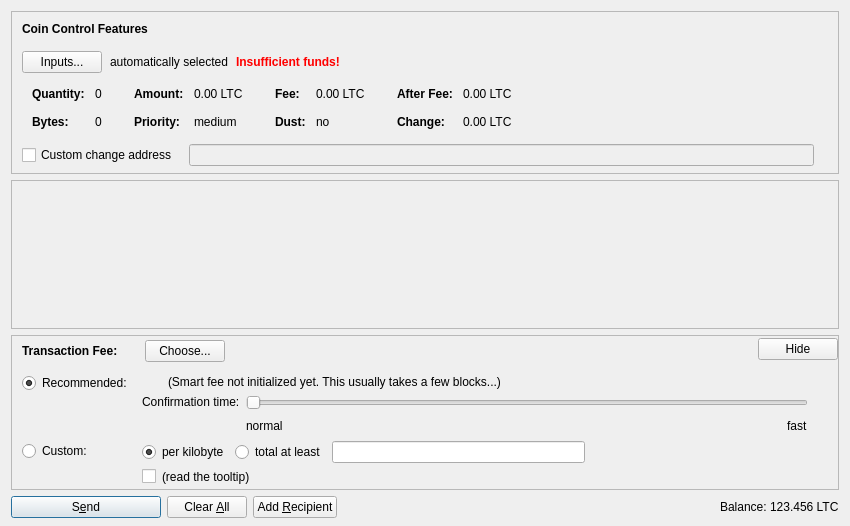
The window that src/qt/forms/sendcoinsdialog.ui (YoshiNomura/moneycoin1) describes before a commit, drawn with Qt 5.
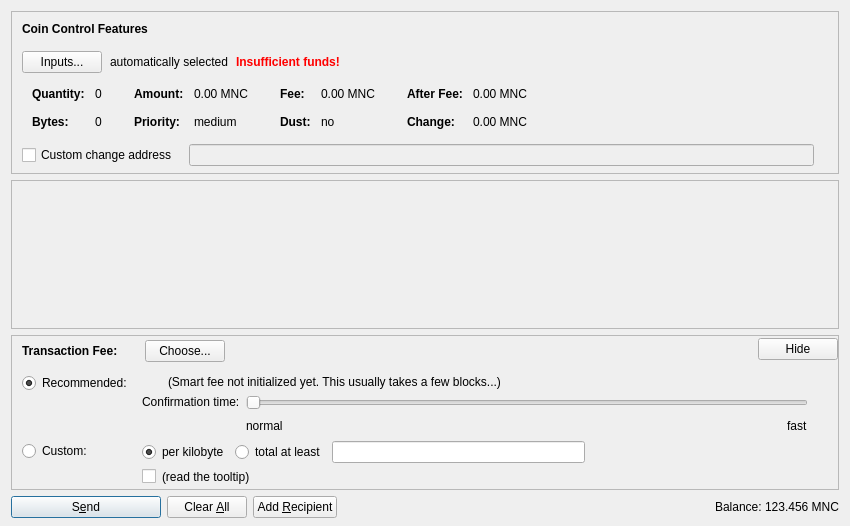
The same window after the commit. Icons and pictures are not drawn. Custom widgets are drawn as their Qt base class.

```diff
--- a/src/qt/forms/sendcoinsdialog.ui
+++ b/src/qt/forms/sendcoinsdialog.ui
@@ -324,7 +324,7 @@
                   <enum>Qt::ActionsContextMenu</enum>
                  </property>
                  <property name="text">
-                  <string notr="true">0.00 LTC</string>
+                  <string notr="true">0.00 MNC</string>
                  </property>
                  <property name="textInteractionFlags">
                   <set>Qt::LinksAccessibleByMouse|Qt::TextSelectableByKeyboard|Qt::TextSelectableByMouse</set>
@@ -404,7 +404,7 @@
                   <enum>Qt::ActionsContextMenu</enum>
                  </property>
                  <property name="text">
-                  <string notr="true">0.00 LTC</string>
+                  <string notr="true">0.00 MNC</string>
                  </property>
                  <property name="textInteractionFlags">
                   <set>Qt::LinksAccessibleByMouse|Qt::TextSelectableByKeyboard|Qt::TextSelectableByMouse</set>
@@ -484,7 +484,7 @@
                   <enum>Qt::ActionsContextMenu</enum>
                  </property>
                  <property name="text">
-                  <string notr="true">0.00 LTC</string>
+                  <string notr="true">0.00 MNC</string>
                  </property>
                  <property name="textInteractionFlags">
                   <set>Qt::LinksAccessibleByMouse|Qt::TextSelectableByKeyboard|Qt::TextSelectableByMouse</set>
@@ -513,7 +513,7 @@
                   <enum>Qt::ActionsContextMenu</enum>
                  </property>
                  <property name="text">
-                  <string notr="true">0.00 LTC</string>
+                  <string notr="true">0.00 MNC</string>
                  </property>
                  <property name="textInteractionFlags">
                   <set>Qt::LinksAccessibleByMouse|Qt::TextSelectableByKeyboard|Qt::TextSelectableByMouse</set>
@@ -1299,7 +1299,7 @@
           <cursorShape>IBeamCursor</cursorShape>
          </property>
          <property name="text">
-          <string notr="true">123.456 LTC</string>
+          <string notr="true">123.456 MNC</string>
          </property>
          <property name="textInteractionFlags">
           <set>Qt::LinksAccessibleByMouse|Qt::TextSelectableByKeyboard|Qt::TextSelectableByMouse</set>
```
